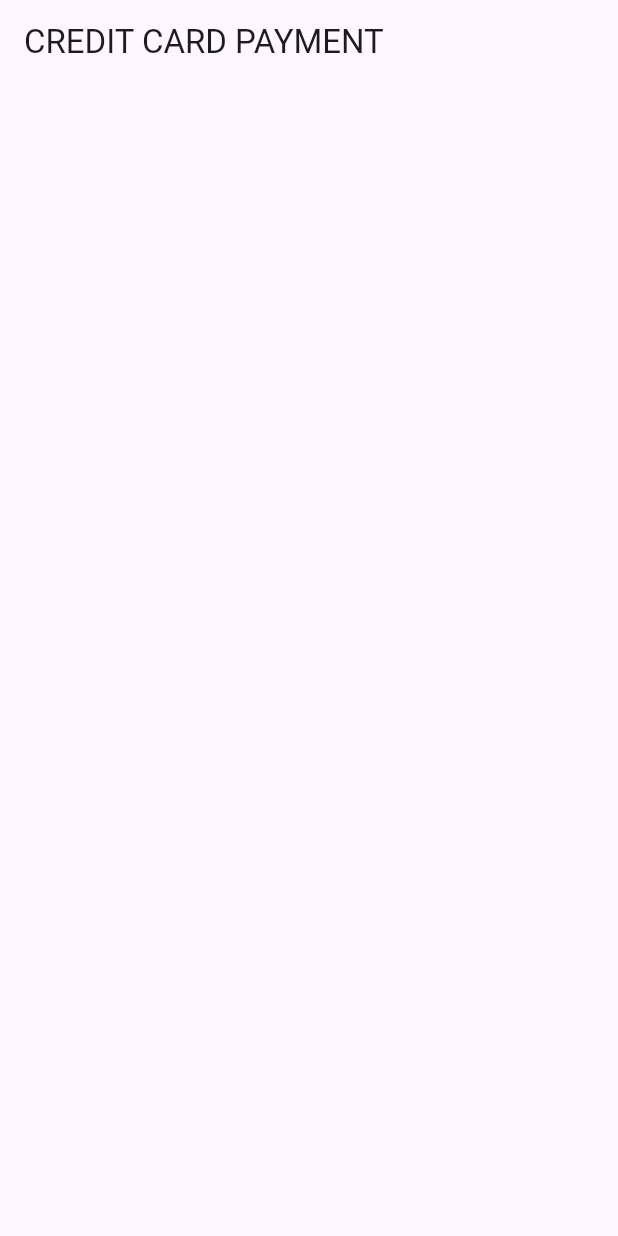
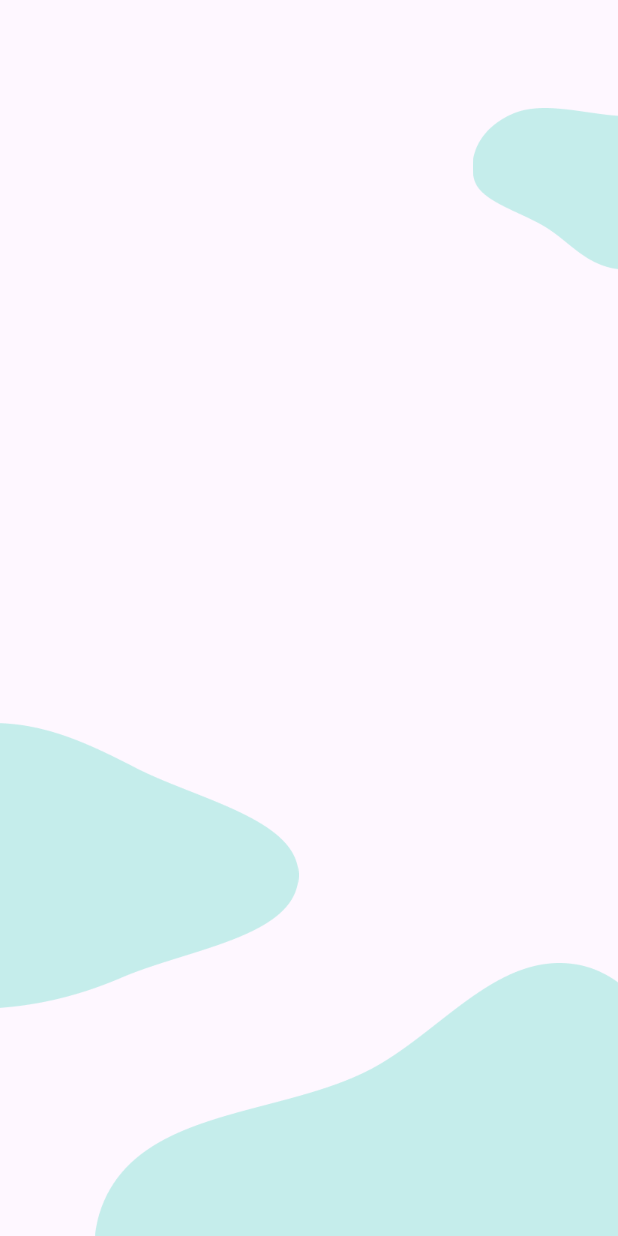
Before and after one commit to Isaac-k7/credit-card-payment, a Flutter app: the screen it shows after launch, on a phone screen of 412 x 824 dp. Run offline on Flutter 3.47's test engine with Material 3 defaults, Android fonts, the phone set to English and light mode, and no system bars.

Commit message:
home background

```diff
--- /dev/null
+++ b/lib/home/home_background.dart
@@ -0,0 +1,30 @@
+import 'package:flutter/material.dart';
+
+class HomeBackground extends StatelessWidget {
+  final Widget homeContent;
+  const HomeBackground(this.homeContent, {super.key});
+
+  @override
+  Widget build(BuildContext context) {
+    return Stack(
+      children: [
+        const Padding(
+          padding: EdgeInsets.only(top: 72),
+          child: Align(
+              alignment: Alignment.topRight,
+              child: Image(image: AssetImage('assets/img/vector1.png'))),
+        ),
+        const Padding(
+          padding: EdgeInsets.only(bottom: 149),
+          child: Align(
+              alignment: Alignment.bottomLeft,
+              child: Image(image: AssetImage('assets/img/vector2.png'))),
+        ),
+        const Align(
+            alignment: Alignment.bottomRight,
+            child: Image(image: AssetImage('assets/img/vector3.png'))),
+        homeContent,
+      ],
+    );
+  }
+}
--- a/lib/home/screen.dart
+++ b/lib/home/screen.dart
@@ -5,6 +5,9 @@ class Home extends StatelessWidget {
 
   @override
   Widget build(BuildContext context) {
-    return  Scaffold(appBar: AppBar(title: const Text('CREDIT CARD PAYMENT'),),);
+    return const Column(
+      children: [
+      ],
+    );
   }
 }
--- a/lib/main.dart
+++ b/lib/main.dart
@@ -1,5 +1,7 @@
 import 'package:credit_card_payment/home/screen.dart';
 import 'package:flutter/material.dart';
+
+import 'home/home_background.dart';
 
 void main() {
   runApp(const MyApp());
@@ -12,12 +14,12 @@ class MyApp extends StatelessWidget {
   @override
   Widget build(BuildContext context) {
     return MaterialApp(
-      title: 'Flutter Demo',
+      debugShowCheckedModeBanner: false,
       theme: ThemeData(
         colorScheme: ColorScheme.fromSeed(seedColor: Colors.deepPurple),
         useMaterial3: true,
       ),
-      home: const Home(),
+      home: const Scaffold(body:  HomeBackground(Home())),
     );
   }
 }
--- a/pubspec.yaml
+++ b/pubspec.yaml
@@ -59,9 +59,8 @@ flutter:
   uses-material-design: true
 
   # To add assets to your application, add an assets section, like this:
-  # assets:
-  #   - images/a_dot_burr.jpeg
-  #   - images/a_dot_ham.jpeg
+  assets:
+    - assets/img/
 
   # An image asset can refer to one or more resolution-specific "variants", see
   # https://flutter.dev/assets-and-images/#resolution-aware
```
Also changed, not shown: assets/img/2.0x/vector1.png (added), assets/img/2.0x/vector2.png (added), assets/img/2.0x/vector3.png (added), assets/img/3.0x/vector1.png (added), assets/img/3.0x/vector2.png (added), assets/img/3.0x/vector3.png (added), assets/img/vector1.png (added), assets/img/vector2.png (added), assets/img/vector3.png (added).
